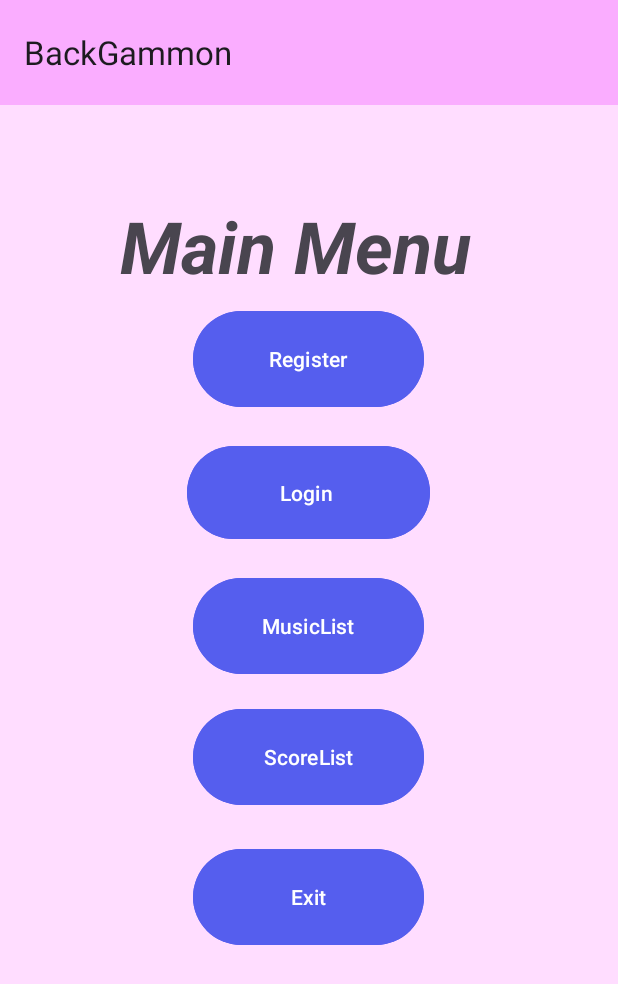
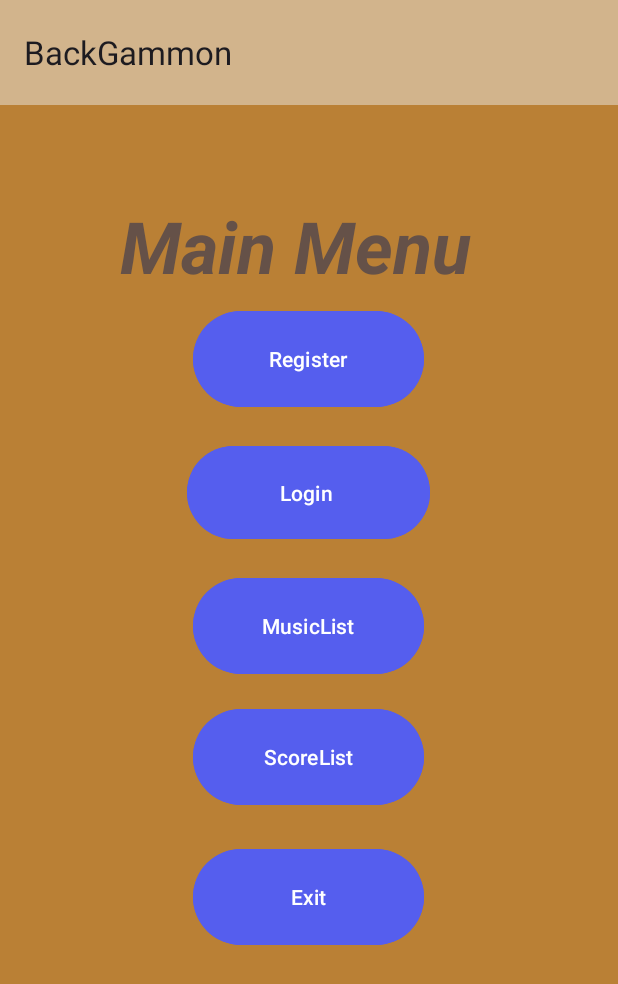
Before and after one commit to Giladkeller/Backgammon, an Android app: the screen it shows after launch (MainActivity), on a phone screen of 412 x 824 dp. Shown: the top 984 px of the screen. Run offline under Robolectric (Android 15) with nearby library versions, the phone set to English and light mode, and no system bars.

Commit message:
change background

```diff
--- a/app/src/main/res/layout/activity_main.xml
+++ b/app/src/main/res/layout/activity_main.xml
@@ -2,19 +2,20 @@
 <LinearLayout xmlns:android="http://schemas.android.com/apk/res/android"
     xmlns:app="http://schemas.android.com/apk/res-auto"
     xmlns:tools="http://schemas.android.com/tools"
+    android:id="@+id/main"
     android:layout_width="match_parent"
     android:layout_height="match_parent"
+    android:layout_gravity="center"
+    android:background="#E9B47623"
     android:orientation="vertical"
-    android:layout_gravity="center"
-    android:background="#ffddff"
-    android:id="@+id/main"
     tools:context=".MainActivity">
+
     <androidx.appcompat.widget.Toolbar
         android:id="@+id/toolbar"
         android:layout_width="match_parent"
         android:layout_height="70dp"
         android:layout_gravity="right"
-        android:background="#faadff"
+        android:background="#D2B48C"
         app:layout_constraintBottom_toTopOf="@+id/imgBack"
         app:layout_constraintEnd_toEndOf="parent"
         app:layout_constraintHorizontal_bias="1.0"
@@ -23,6 +24,7 @@
         app:layout_constraintVertical_bias="0.039"
         app:title="BackGammon"
         tools:ignore="MissingConstraints" />
+
     <TextView
         android:id="@+id/tvUserName"
         android:layout_width="393dp"
@@ -39,9 +41,11 @@
         android:layout_height="79dp"
         android:gravity="center"
         android:text="Main Menu"
+        android:textColor="#E15A4B4B"
         android:textSize="48sp"
         android:textStyle="bold|italic"
         app:srcCompat="@android:drawable/ic_menu_revert" />
+
     <Button
         android:id="@+id/btnRegister"
         android:layout_width="154dp"
@@ -49,9 +53,11 @@
         android:layout_gravity="center"
         android:backgroundTint="#555eee"
         android:text="Register" />
+
     <Space
         android:layout_width="match_parent"
         android:layout_height="18dp" />
+
     <Button
         android:id="@+id/btnLogin"
         android:layout_width="162dp"
@@ -59,9 +65,11 @@
         android:layout_gravity="center"
         android:backgroundTint="#555eee"
         android:text="Login" />
+
     <Space
         android:layout_width="match_parent"
         android:layout_height="18dp" />
+
     <Button
         android:id="@+id/btnMusic"
         android:layout_width="154dp"
@@ -69,9 +77,11 @@
         android:layout_gravity="center"
         android:backgroundTint="#555eee"
         android:text="MusicList" />
+
     <Space
         android:layout_width="match_parent"
         android:layout_height="15dp" />
+
     <Button
         android:id="@+id/btnScoreList"
         android:layout_width="154dp"
@@ -79,9 +89,11 @@
         android:layout_gravity="center"
         android:backgroundTint="#555eee"
         android:text="ScoreList" />
+
     <Space
         android:layout_width="match_parent"
         android:layout_height="21dp" />
+
     <Button
         android:id="@+id/btnExit"
         android:layout_width="154dp"
```
